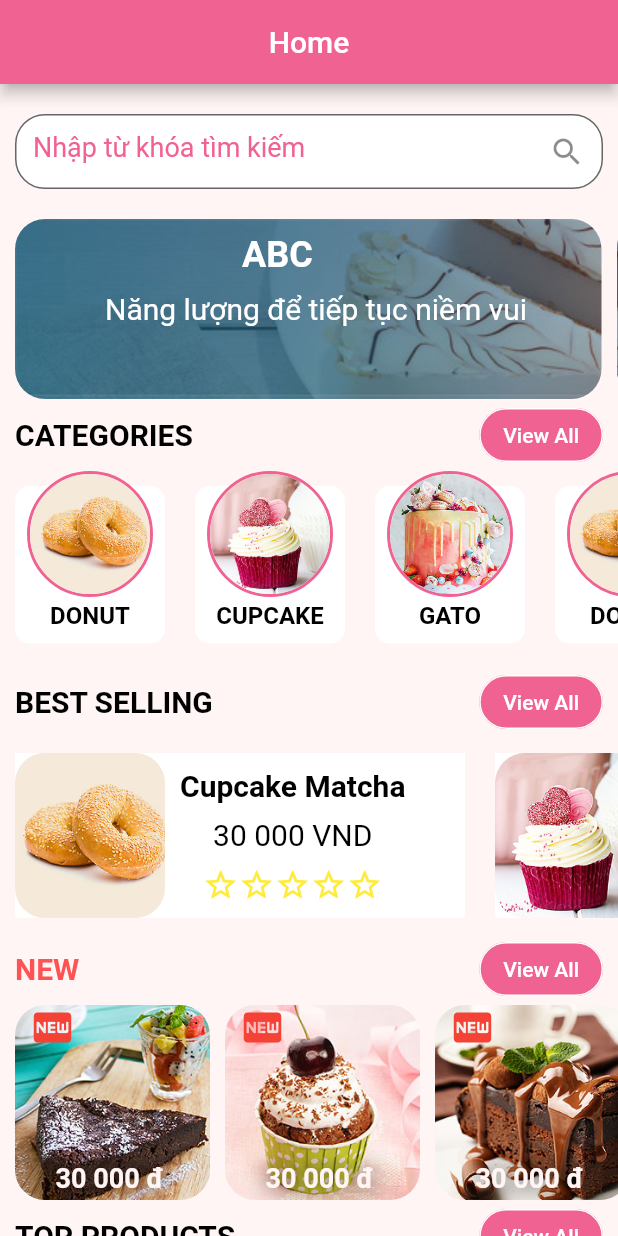
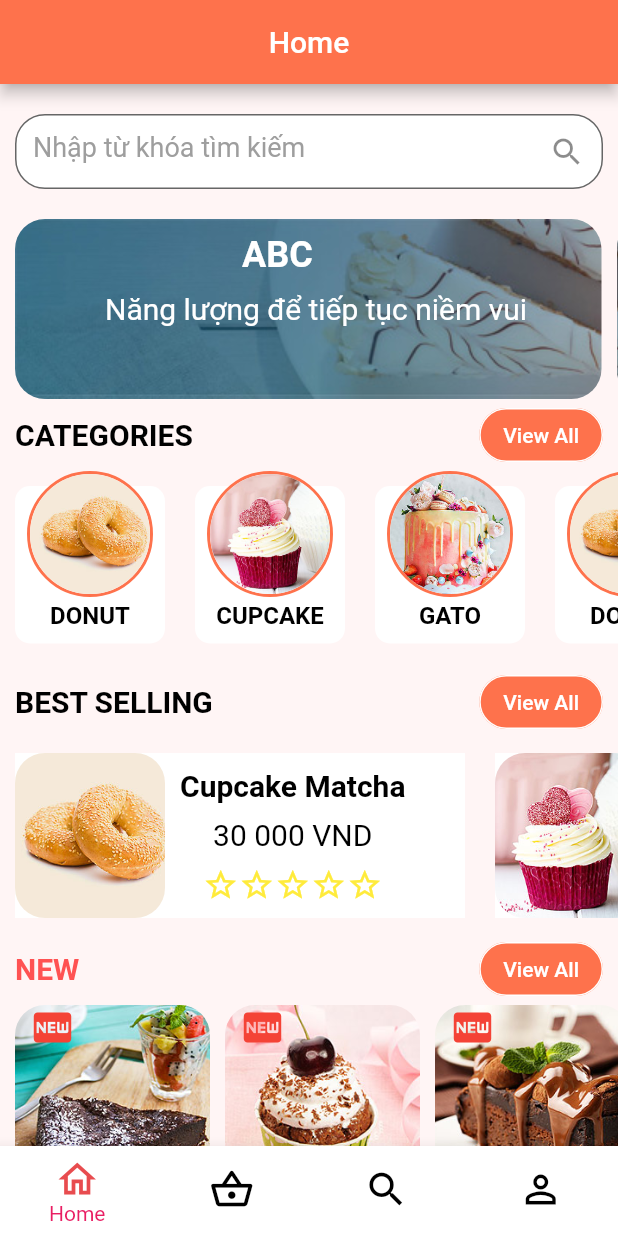
Before and after one commit to vinhvinhvinh/CakeBakeryMobile, a Flutter app: the screen it shows after launch, on a phone screen of 412 x 824 dp. Run offline on Flutter 3.47's test engine with Material 2 defaults, Android fonts, the phone set to English and light mode, and no system bars; our stand-ins replace flutter_svg.

Commit message:
xong Navigation Bar và sửa lại màu chủ đạo của app

```diff
--- a/flutter_application_cake_bakery/lib/constant.dart
+++ b/flutter_application_cake_bakery/lib/constant.dart
@@ -5,7 +5,7 @@ import 'package:flutter/material.dart';
 const ktextColor = Colors.black;
 //padding
 const double kDefaultPadding = 20.0;
-const primaryColor = Color(0xFFF06292);
+const primaryColor = Color(0xFFFE724C);
 const textColor = Colors.black;
 const backgroundColor = Color(0xFFFFF5F5);
 const double defaultPadding = 20.0;
--- a/flutter_application_cake_bakery/lib/main.dart
+++ b/flutter_application_cake_bakery/lib/main.dart
@@ -2,9 +2,10 @@
 import 'package:flutter_application_cake_bakery/constant.dart';
 import 'package:flutter_application_cake_bakery/screens/account/account_creen.dart';
 import 'package:flutter_application_cake_bakery/screens/account/profile/my_profile_screen.dart';
+import 'package:flutter_application_cake_bakery/screens/main/main_screen.dart';
 import 'screens/account/setting_and_security/password_change/password_change_screen.dart';
 import 'screens/account/setting_and_security/setting_security_screen.dart';
-import 'screens/home/home_screen.dart';
+
 //import 'package:flutter_application_cake_bakery/screens/home/home_screen.dart';
 
 void main() {
@@ -26,7 +27,8 @@
         visualDensity: VisualDensity.adaptivePlatformDensity,
       ),
       routes: {
-        '/': (context) => const HomeScreen(),
+        '/': (context) => MainScreen(),
+        'account': (context) => const AccountScreen(),
         'account/myprofile': (context) => const ProfileScreen(),
         'account/setting_and_security': (context) =>
             const SettingAndSecurityScreen(),
--- a/flutter_application_cake_bakery/lib/screens/account/account_creen.dart
+++ b/flutter_application_cake_bakery/lib/screens/account/account_creen.dart
@@ -1,5 +1,6 @@
 import 'package:flutter/material.dart';
-import 'package:flutter_application_cake_bakery/components/header.dart';
+import 'package:flutter_application_cake_bakery/components/header_without_pop.dart';
+
 import 'package:flutter_application_cake_bakery/constant.dart';
 import 'package:flutter_application_cake_bakery/screens/account/components/body.dart';
 
@@ -11,7 +12,7 @@ class AccountScreen extends StatelessWidget {
     return const Scaffold(
       appBar: PreferredSize(
         preferredSize: Size(double.infinity, 50.0),
-        child: Header(
+        child: HeaderWithoutPop(
             title: 'Your Account',
             backgrColor: primaryColor,
             textColor: Colors.white,
--- a/flutter_application_cake_bakery/lib/screens/account/components/recent_user_info.dart
+++ b/flutter_application_cake_bakery/lib/screens/account/components/recent_user_info.dart
@@ -3,7 +3,7 @@ import 'package:flutter_application_cake_bakery/constant.dart';
 
 Widget recentUserInfo() {
   return Container(
-    color: const Color(0xFFFFC2D0),
+    color: const Color(0xFFFFDFD7),
     padding: const EdgeInsets.all(defaultPadding),
     child: Row(
       children: [
--- a/flutter_application_cake_bakery/lib/screens/account/profile/components/profile_img_name.dart
+++ b/flutter_application_cake_bakery/lib/screens/account/profile/components/profile_img_name.dart
@@ -4,7 +4,7 @@ import 'package:flutter_application_cake_bakery/screens/account/profile/componen
 
 Widget profileImgAndName() {
   return Container(
-    color: const Color(0xFFFFC2D0),
+    color: const Color(0xFFFFDFD7),
     padding: const EdgeInsets.all(defaultPadding),
     child: Row(
       children: [
--- a/flutter_application_cake_bakery/lib/screens/home/components/banner_home.dart
+++ b/flutter_application_cake_bakery/lib/screens/home/components/banner_home.dart
@@ -1,9 +1,8 @@
-
 import 'package:flutter/material.dart';
 import 'package:flutter_application_cake_bakery/constant.dart';
 
 class Banners extends StatelessWidget {
-  const Banners({ Key? key }) : super(key: key);
+  const Banners({Key? key}) : super(key: key);
 
   @override
   Widget build(BuildContext context) {
@@ -12,9 +11,12 @@ class Banners extends StatelessWidget {
       child: ListView(
         scrollDirection: Axis.horizontal,
         children: [
-            Banner('ABC','Năng lượng để tiếp tục niềm vui', 'banner-1.jpg'),
-            Banner('BCD','Tinh hoa ẩm thực Con người Việt Nam', 'banner-2.jpg'),
-            Banner('CDE','Mời bạn một miếng bánh ngon,\n Một tách trà nóng, Một ngày an yên', 'banner-3.jpg'),
+          Banner('ABC', 'Năng lượng để tiếp tục niềm vui', 'banner-1.jpg'),
+          Banner('BCD', 'Tinh hoa ẩm thực Con người Việt Nam', 'banner-2.jpg'),
+          Banner(
+              'CDE',
+              'Mời bạn một miếng bánh ngon,\n Một tách trà nóng, Một ngày an yên',
+              'banner-3.jpg'),
           const SizedBox(
             width: kDefaultPadding / 2,
           ),
@@ -26,7 +28,7 @@ class Banners extends StatelessWidget {
 
 Widget Banner(String bannerTitle, String subTitle, String image) {
   return Container(
-      margin: EdgeInsets.only(left: kDefaultPadding / 2),
+    margin: const EdgeInsets.only(left: kDefaultPadding / 2),
     child: Stack(
       children: [
         ClipRRect(
@@ -39,10 +41,10 @@ class Banners extends StatelessWidget {
         Column(
           children: [
             Container(
-                padding: EdgeInsets.only(top: kDefaultPadding / 2),
+              padding: const EdgeInsets.only(top: kDefaultPadding / 2),
               child: Text(
                 bannerTitle,
-                  style: TextStyle(
+                style: const TextStyle(
                   fontSize: 24,
                   fontWeight: FontWeight.bold,
                   color: Colors.white,
@@ -51,11 +53,11 @@ class Banners extends StatelessWidget {
             ),
             Container(
               width: 350,
-                padding: EdgeInsets.only(
+              padding: const EdgeInsets.only(
                   left: kDefaultPadding * 3, top: kDefaultPadding / 2),
               child: Text(
                 subTitle,
-                  style: TextStyle(
+                style: const TextStyle(
                   fontSize: 20,
                   color: Colors.white,
                 ),
--- a/flutter_application_cake_bakery/lib/screens/home/components/body_home.dart
+++ b/flutter_application_cake_bakery/lib/screens/home/components/body_home.dart
@@ -1,5 +1,3 @@
-
-
 //import 'package:doan/screens/home/components/top_products_home.dart';
 import 'package:flutter/material.dart';
 import 'package:flutter_application_cake_bakery/screens/home/components/banner_home.dart';
@@ -15,7 +13,7 @@ class Body extends StatelessWidget {
 
   @override
   Widget build(BuildContext context) {
-    return ListView(children: [
+    return ListView(children: const [
       SearchBarHome(),
       //Banner
       Banners(),
@@ -25,7 +23,6 @@ class Body extends StatelessWidget {
       TopProducts(),
       //NavigationBar(),
       //BloC, GetX, Provider
-
     ]);
   }
 }
--- a/flutter_application_cake_bakery/lib/screens/home/components/list_categories_home.dart
+++ b/flutter_application_cake_bakery/lib/screens/home/components/list_categories_home.dart
@@ -1,4 +1,3 @@
-
 import 'package:flutter/material.dart';
 import 'package:flutter_application_cake_bakery/constant.dart';
 
@@ -8,7 +7,10 @@ class ListCategories extends StatelessWidget {
   @override
   Widget build(BuildContext context) {
     return Column(
-      children: [TitleWithButton(), CategoriesList()],
+      children: [
+        const TitleWithButton(),
+        CategoriesList(),
+      ],
     );
   }
 
@@ -18,17 +20,40 @@ class ListCategories extends StatelessWidget {
       child: ListView(
         scrollDirection: Axis.horizontal,
         children: [
-          Category(image: '1.png', categoryName: 'DONUT',press: (){},),
-          Category(image:'2.png', categoryName:'CUPCAKE',press: (){},),
-          Category(image:'c-feature-6.jpg', categoryName:'GATO',press: (){},),
-          Category(image:'1.png', categoryName:'DONUT',press: (){},),
-          Category(image:'2.png', categoryName:'CUPCAKE',press: (){},),
-          Category(image:'c-feature-6.jpg', categoryName:'GATO',press: (){},),
+          Category(
+            image: '1.png',
+            categoryName: 'DONUT',
+            press: () {},
+          ),
+          Category(
+            image: '2.png',
+            categoryName: 'CUPCAKE',
+            press: () {},
+          ),
+          Category(
+            image: 'c-feature-6.jpg',
+            categoryName: 'GATO',
+            press: () {},
+          ),
+          Category(
+            image: '1.png',
+            categoryName: 'DONUT',
+            press: () {},
+          ),
+          Category(
+            image: '2.png',
+            categoryName: 'CUPCAKE',
+            press: () {},
+          ),
+          Category(
+            image: 'c-feature-6.jpg',
+            categoryName: 'GATO',
+            press: () {},
+          ),
         ],
       ),
     );
   }
-
 }
 
 class Category extends StatelessWidget {
@@ -36,7 +61,10 @@ class Category extends StatelessWidget {
   final String categoryName;
   final Function press;
   const Category({
-    Key? key, required this.image, required this.categoryName, required this.press,
+    Key? key,
+    required this.image,
+    required this.categoryName,
+    required this.press,
   }) : super(key: key);
 
   @override
@@ -48,7 +76,7 @@ class Category extends StatelessWidget {
           Container(
             width: 100,
             height: 105,
-      margin: EdgeInsets.all(kDefaultPadding / 2),
+            margin: const EdgeInsets.all(kDefaultPadding / 2),
             decoration: BoxDecoration(
               borderRadius: BorderRadius.circular(10),
               color: Colors.white,
@@ -56,7 +84,7 @@ class Category extends StatelessWidget {
           ),
           Container(
             //mainAxisAlignment: MainAxisAlignment.center,
-      padding: EdgeInsets.fromLTRB(18, 0, 1, 12),
+            padding: const EdgeInsets.fromLTRB(18, 0, 1, 12),
             child: Column(
               children: [
                 Container(
@@ -80,7 +108,8 @@ class Category extends StatelessWidget {
                 Container(
                   child: Text(
                     categoryName,
-              style: TextStyle(fontWeight: FontWeight.bold, fontSize: 16),
+                    style: const TextStyle(
+                        fontWeight: FontWeight.bold, fontSize: 16),
                   ),
                   margin: EdgeInsets.only(top: 3),
                 ),
@@ -118,7 +147,7 @@ class TitleWithButton extends StatelessWidget {
           style: OutlinedButton.styleFrom(
             backgroundColor: primaryColor, // background
             primary: Colors.orange, // foreground text
-            side: BorderSide(color: Colors.white),
+            side: const BorderSide(color: Colors.white),
             shape: RoundedRectangleBorder(
               borderRadius: BorderRadius.circular(30),
             ),
--- a/flutter_application_cake_bakery/lib/screens/home/components/list_new_products_home.dart
+++ b/flutter_application_cake_bakery/lib/screens/home/components/list_new_products_home.dart
@@ -1,4 +1,3 @@
-
 import 'package:flutter/material.dart';
 import 'package:flutter_application_cake_bakery/constant.dart';
 
@@ -33,7 +32,7 @@ class NewProducts extends StatelessWidget {
       child: Stack(
         children: [
           Container(
-            padding: EdgeInsets.only(left: kDefaultPadding / 2),
+            padding: const EdgeInsets.only(left: kDefaultPadding / 2),
             child: ClipRRect(
               borderRadius: BorderRadius.circular(20),
               child: Image.asset(
@@ -45,18 +44,18 @@ class NewProducts extends StatelessWidget {
             ),
           ),
           Container(
-              padding: EdgeInsets.only(left: kDefaultPadding),
-              child: Icon(
+              padding: const EdgeInsets.only(left: kDefaultPadding),
+              child: const Icon(
                 Icons.fiber_new,
                 color: Colors.red,
                 size: 30,
               )),
           Container(
             width: 120,
-            padding: EdgeInsets.fromLTRB(37, 105, 0, 0),
+            padding: const EdgeInsets.fromLTRB(37, 105, 0, 0),
             child: Text(
               '$price đ',
-              style: TextStyle(
+              style: const TextStyle(
                   fontWeight: FontWeight.bold,
                   fontSize: 18,
                   color: backgroundColor,
@@ -65,7 +64,6 @@ class NewProducts extends StatelessWidget {
                       blurRadius: 20.0,
                       color: ktextColor,
                     ),
-
                   ]),
             ),
           ),
@@ -97,9 +95,9 @@ class TitleWithButton extends StatelessWidget {
         ),
         OutlinedButton(
           style: OutlinedButton.styleFrom(
-            backgroundColor: primaryColor , // background
+            backgroundColor: primaryColor, // background
             primary: Colors.orange, // foreground text
-            side: BorderSide(color: Colors.white),
+            side: const BorderSide(color: Colors.white),
             shape: RoundedRectangleBorder(
               borderRadius: BorderRadius.circular(30),
             ),
--- a/flutter_application_cake_bakery/lib/screens/home/components/search_bar_home.dart
+++ b/flutter_application_cake_bakery/lib/screens/home/components/search_bar_home.dart
@@ -1,4 +1,3 @@
-
 import 'package:flutter/material.dart';
 import 'package:flutter_application_cake_bakery/constant.dart';
 
@@ -12,12 +11,12 @@ class SearchBarHome extends StatelessWidget {
     return Container(
       height: 70,
       padding: const EdgeInsets.all(kDefaultPadding / 2),
-      margin: const EdgeInsets.only(top:10,bottom:10),
+      margin: const EdgeInsets.only(top: 10, bottom: 10),
       child: TextField(
         style: const TextStyle(color: Colors.black, fontSize: 18),
         decoration: InputDecoration(
           hintText: 'Nhập từ khóa tìm kiếm',
-          hintStyle: const TextStyle(color: primaryColor),
+          hintStyle: const TextStyle(color: Colors.grey),
           border: OutlineInputBorder(
             borderRadius: BorderRadius.circular(20),
           ),
--- /dev/null
+++ b/flutter_application_cake_bakery/lib/screens/main/main_screen.dart
@@ -0,0 +1,64 @@
+import 'package:animations/animations.dart';
+import 'package:flutter/material.dart';
+import 'package:flutter_application_cake_bakery/constant.dart';
+import 'package:flutter_application_cake_bakery/screens/account/account_creen.dart';
+import 'package:flutter_application_cake_bakery/screens/home/home_screen.dart';
+
+class MainScreen extends StatefulWidget {
+  MainScreen({Key? key}) : super(key: key);
+
+  @override
+  _MainScreenState createState() => _MainScreenState();
+}
+
+class _MainScreenState extends State<MainScreen> {
+  int pageIndex = 0;
+
+  List<Widget> defaultPages = <Widget>[
+    const HomeScreen(),
+    const AccountScreen(),
+  ];
+
+  @override
+  Widget build(BuildContext context) {
+    return Scaffold(
+      body: PageTransitionSwitcher(
+        transitionBuilder: (child, primaryAnimation, secondaryAnimation) =>
+            FadeThroughTransition(
+          animation: primaryAnimation,
+          secondaryAnimation: secondaryAnimation,
+          child: child,
+        ),
+        child: defaultPages[pageIndex],
+      ),
+      bottomNavigationBar: navigationBar(),
+    );
+  }
+
+  Widget navigationBar() {
+    return BottomNavigationBar(
+      selectedIconTheme: const IconThemeData(
+        color: btnColor,
+      ),
+      showUnselectedLabels: false,
+      unselectedItemColor: Colors.black,
+      type: BottomNavigationBarType.fixed,
+      backgroundColor: Colors.white,
+      iconSize: 30,
+      onTap: (pageValue) {
+        setState(() {
+          pageIndex = pageValue;
+        });
+      },
+      currentIndex: pageIndex,
+      items: const [
+        BottomNavigationBarItem(icon: Icon(Icons.home_outlined), label: 'Home'),
+        BottomNavigationBarItem(
+            icon: Icon(Icons.shopping_basket_outlined), label: 'Cart'),
+        BottomNavigationBarItem(icon: Icon(Icons.search), label: 'Search'),
+        BottomNavigationBarItem(
+            icon: Icon(Icons.person_outline), label: 'Account'),
+      ],
+    );
+  }
+}
--- a/flutter_application_cake_bakery/pubspec.yaml
+++ b/flutter_application_cake_bakery/pubspec.yaml
@@ -34,6 +34,7 @@ dependencies:
   # Use with the CupertinoIcons class for iOS style icons.
   cupertino_icons: ^1.0.2
   flutter_svg: ^1.0.0
+  animations: ^2.0.2
 
 dev_dependencies:
   flutter_test:
```
Also changed, not shown: flutter_application_cake_bakery/lib/components/header_without_pop.dart (added, +31 -0 lines), flutter_application_cake_bakery/lib/screens/account/components/directional_user.dart (+9 -1 lines), flutter_application_cake_bakery/pubspec.lock. Lines whose indentation alone changed are shown as unchanged.
